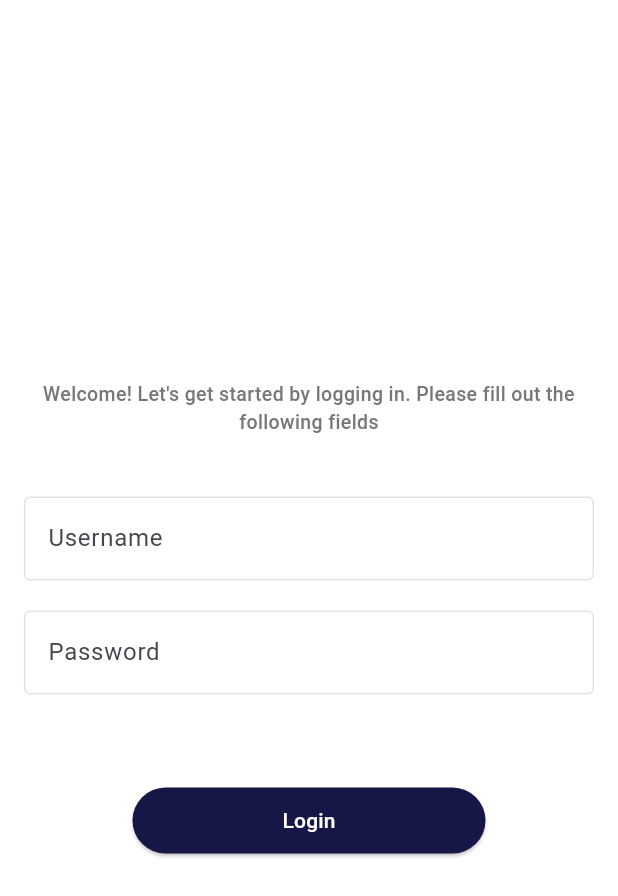
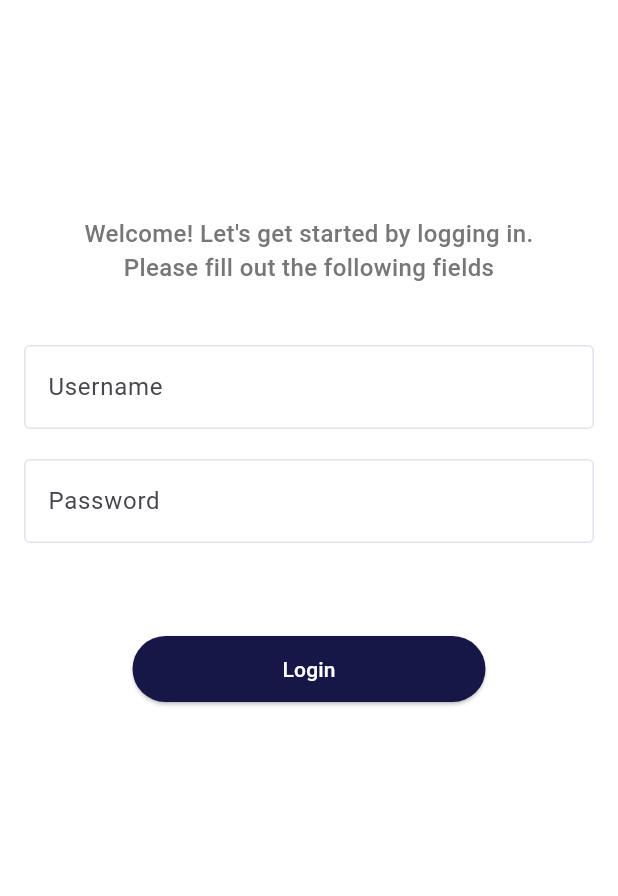
Before and after one commit to m7mda4raf99/social_feed_app, a Flutter app: the screen it shows after launch, on a phone screen of 412 x 824 dp. Shown: the top 896 px of the screen. Run offline on Flutter 3.47's test engine with Material 3 defaults, Android fonts, the phone set to English and light mode, and no system bars; our stand-ins replace flutter_bloc, hive, hive_flutter; accounts and stored records are empty; statements that could not run were skipped.

Commit message:
Complete 'Login Screen [ Logic ]'

```diff
--- a/lib/controllers/login_cubit/login_state.dart
+++ b/lib/controllers/login_cubit/login_state.dart
@@ -4,3 +4,13 @@ part of 'login_cubit.dart';
 sealed class LoginState {}
 
 final class LoginInitial extends LoginState {}
+
+final class LoginSuccess extends LoginState {
+  final User user;
+  LoginSuccess(this.user);
+}
+
+final class LoginError extends LoginState {
+  final String message;
+  LoginError(this.message);
+}
--- a/lib/services/router_service.dart
+++ b/lib/services/router_service.dart
@@ -1,14 +1,18 @@
 import 'package:flutter_bloc/flutter_bloc.dart';
+import 'package:hive/hive.dart';
 import 'package:social_feed_app/controllers/login_cubit/login_cubit.dart';
+import 'package:social_feed_app/models/user_model.dart';
 import 'package:social_feed_app/views/home_screen.dart';
 import 'package:social_feed_app/views/login_screen.dart';
 import 'package:social_feed_app/views/splash_screen.dart';
 
 class RouterService {
+  static final userBox = Hive.box<User>('users');
+
   static final routes = {
     // '/': (context) => const SplashScreen(),
     '/': (context) => BlocProvider(
-          create: (context) => LoginCubit(),
+          create: (context) => LoginCubit(userBox),
           child: LoginScreen(),
         ),
     // '/login': (context) => LoginScreen(),
--- a/lib/views/login_screen.dart
+++ b/lib/views/login_screen.dart
@@ -36,28 +36,32 @@ class LoginScreen extends StatelessWidget {
 
     return BlocListener<LoginCubit, LoginState>(
       listener: (context, state) {
-        // if (state is Stepper1Error) {
-        //   textFormFields = state.textFormFields;
-        // } else if (state is StepperBack) {
-        //   textFormFields[0]["controller"].text = state.user.firstName;
-        //   textFormFields[1]["controller"].text = state.user.lastName;
-        //   textFormFields[2]["controller"].text = state.user.mobileNumber;
-        //   textFormFields[3]["controller"].text = state.user.landline;
-        //   textFormFields[4]["controller"].text = state.user.email;
-        // }
+        if (state is LoginSuccess) {
+          Navigator.pushReplacementNamed(context, '/home');
+        } else if (state is LoginError) {
+          ScaffoldMessenger.of(context).showSnackBar(
+            SnackBar(
+              content: Text(state.message),
+              backgroundColor: Colors.red,
+            ),
+          );
+        }
       },
       child: Scaffold(
         backgroundColor: Colors.white,
         body: SafeArea(
           child: Padding(
             padding: const EdgeInsets.all(16),
+            child: SingleChildScrollView(
+              child: Padding(
+                padding: const EdgeInsets.symmetric(vertical: 128),
                 child: Column(
                   mainAxisAlignment: MainAxisAlignment.center,
                   children: [
                     const Text(
-                  "Welcome! Let's get started by logging in. Please fill out the following fields",
+                      "Welcome! Let's get started by logging in. \nPlease fill out the following fields",
                       style: TextStyle(
-                    fontSize: 13,
+                        fontSize: 16,
                         fontWeight: FontWeight.w500,
                         color: Color(0xFF777777),
                       ),
@@ -74,8 +78,13 @@ class LoginScreen extends StatelessWidget {
                     const SizedBox(height: 40),
                     ElevatedButton(
                       onPressed: () {
-                    // TODO
-                    // loginCubit?.stepper1Submitted(textFormFields);
+                        if (textFormFields.every((element) =>
+                            element["key"].currentState!.validate())) {
+                          loginCubit?.login({
+                            "username": textFormFields[0]["controller"].text,
+                            "password": textFormFields[1]["controller"].text
+                          });
+                        }
                       },
                       style: ElevatedButton.styleFrom(
                           padding: const EdgeInsets.symmetric(
@@ -89,6 +98,8 @@ class LoginScreen extends StatelessWidget {
               ),
             ),
           ),
+        ),
+      ),
     );
   }
 }
```
Also changed, not shown: lib/controllers/login_cubit/login_cubit.dart (+38 -3 lines), lib/main.dart (+5 -70 lines). Lines whose indentation alone changed are shown as unchanged.
